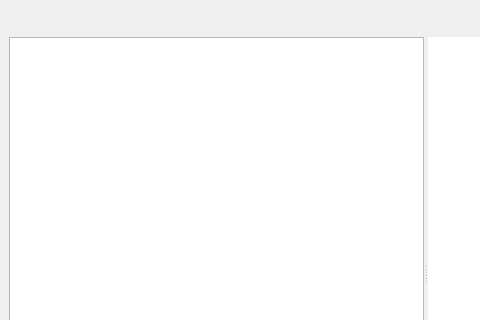
Old version of the form clipboards/researchremed.ui in the repository iliner23/openRadar; both pictures show x 0 to 480 and y 0 to 320 of the 872 by 556 pixel window.
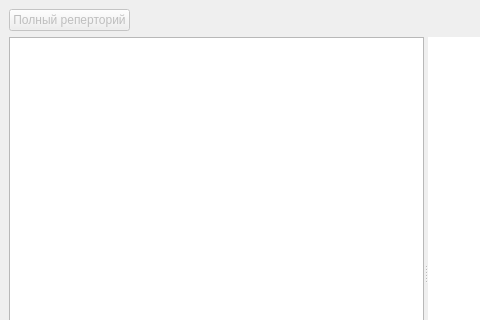
New version of the form.

Commit message: Added clipboard filter in researchRemed for every symptom

Patch:
```diff
--- a/clipboards/researchremed.ui
+++ b/clipboards/researchremed.ui
@@ -17,6 +17,16 @@
    <layout class="QVBoxLayout" name="verticalLayout_2">
     <item>
      <layout class="QHBoxLayout" name="horizontalLayout">
+      <item>
+       <widget class="QPushButton" name="repertoryFilter">
+        <property name="enabled">
+         <bool>false</bool>
+        </property>
+        <property name="text">
+         <string>Полный реперторий</string>
+        </property>
+       </widget>
+      </item>
       <item>
        <spacer name="horizontalSpacer">
         <property name="orientation">
```
Left out of the diff: 54 changed lines with no effect on the pictures. The commit also changes 114 other files.
